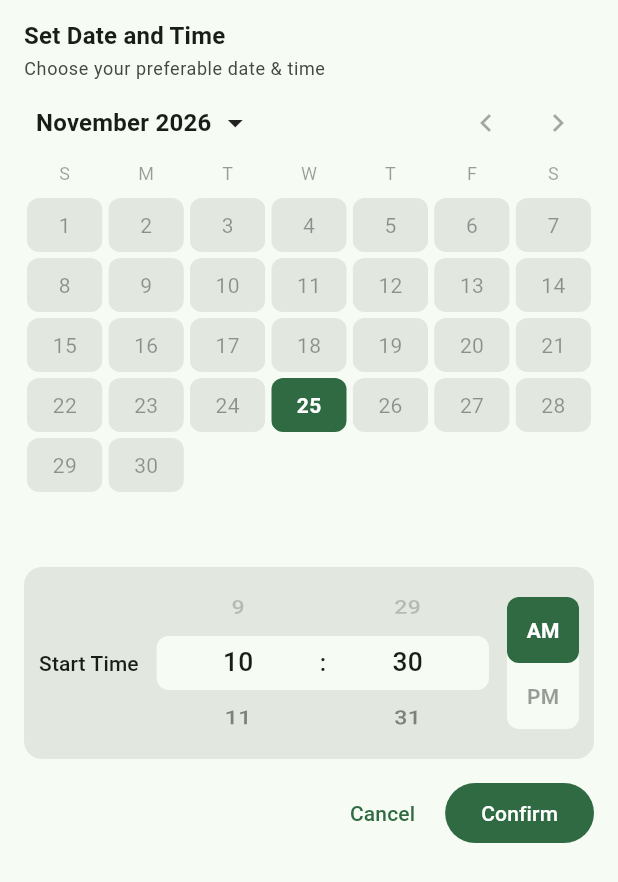
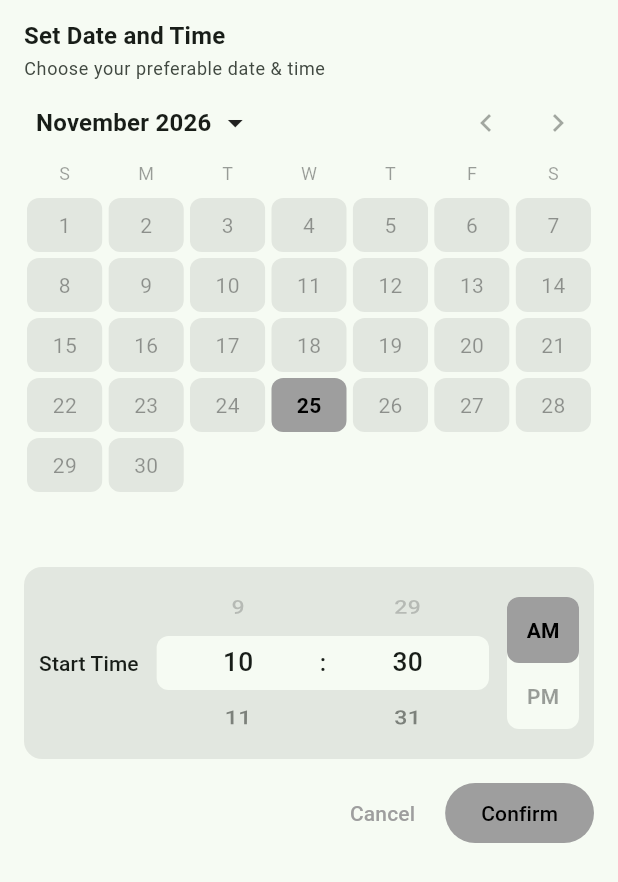
Before and after one commit to engromjanali/date_time_picker_sheet, a Flutter app: the DateTimePicker widget shown alone on an empty page, opened directly with empty values, on a phone screen of 412 x 824 dp. Shown: the top 882 px of the screen. Run offline on Flutter 3.47's test engine with Material 3 defaults, Android fonts, the phone set to English and light mode, and no system bars.

Commit message:
feat: add primaryColor to DateTimePickerConfig
- Optional per-picker selection colour, overriding the theme and DateTimePickerThemeData.selectedColor
- Text on it switches to white or black by brightness unless onSelectedColor is set
- Tests, README and CHANGELOG updated

```diff
--- a/lib/src/date_time_picker.dart
+++ b/lib/src/date_time_picker.dart
@@ -9,6 +9,7 @@ import 'date_time_picker_config.dart';
 import 'date_time_picker_labels.dart';
 import 'date_time_picker_result.dart';
 import 'picker_style.dart';
+import 'theme/date_time_picker_theme.dart';
 import 'time/time_picker.dart';
 import 'time/time_wheel.dart';
 
@@ -102,7 +103,8 @@ class _DateTimePickerState extends State<DateTimePicker> {
   Widget build(BuildContext context) {
     final ThemeData theme = Theme.of(context);
     final DateTimePickerLabels labels = widget.config.labels;
-    return ListenableBuilder(
+    final Color? primaryColor = widget.config.primaryColor;
+    final Widget picker = ListenableBuilder(
       listenable: _controller,
       builder: (BuildContext context, _) => Padding(
         padding: const EdgeInsets.fromLTRB(16, 12, 16, 12),
@@ -136,6 +138,22 @@ class _DateTimePickerState extends State<DateTimePicker> {
         ]),
       ),
     );
+    if (primaryColor == null) return picker;
+    return Theme(data: _withPrimaryColor(theme, primaryColor), child: picker);
+  }
+
+  ThemeData _withPrimaryColor(ThemeData theme, Color primaryColor) {
+    // Only the selection colours change; every other picker override the app set is kept.
+    final DateTimePickerThemeData current = theme.extension<DateTimePickerThemeData>() ?? const DateTimePickerThemeData();
+    final bool isDarkColor = ThemeData.estimateBrightnessForColor(primaryColor) == Brightness.dark;
+    final DateTimePickerThemeData picker = current.copyWith(
+      selectedColor: primaryColor,
+      onSelectedColor: current.onSelectedColor ?? (isDarkColor ? Colors.white : Colors.black),
+    );
+    return theme.copyWith(extensions: [
+      ...theme.extensions.values.where((ThemeExtension<dynamic> extension) => extension is! DateTimePickerThemeData),
+      picker,
+    ]);
   }
 }
 
--- a/lib/src/date_time_picker_config.dart
+++ b/lib/src/date_time_picker_config.dart
@@ -1,4 +1,5 @@
 import 'dart:async';
+import 'dart:ui' show Color;
 
 import 'date_time_picker_labels.dart';
 import 'date_time_picker_result.dart';
@@ -24,11 +25,13 @@ class DateTimePickerConfig {
   // Returning a message keeps the picker open and shows it; null lets the picker close.
   final DateTimePickerValidator? validator;
   final DateTimePickerLabels labels;
+  // Overrides the theme's selection colour for this picker only.
+  final Color? primaryColor;
 
   const DateTimePickerConfig({
     this.mode = DateTimePickerMode.single, this.initialStart, this.initialEnd, this.firstDate, this.lastDate,
     this.allowPast = false, this.startNowOnly = false, this.todayOnly = false, this.use24HourFormat, this.minuteInterval = 1,
-    this.showNowAction = false, this.validator, this.labels = const DateTimePickerLabels(),
+    this.showNowAction = false, this.validator, this.labels = const DateTimePickerLabels(), this.primaryColor,
   }) : assert(minuteInterval > 0 && 60 % minuteInterval == 0, 'minuteInterval must divide 60'),
        assert(!allowPast || !startNowOnly, 'allowPast and startNowOnly cannot be combined'),
        assert(!startNowOnly || mode == DateTimePickerMode.range, 'startNowOnly applies to range mode only'),
@@ -40,4 +43,4 @@ class DateTimePickerConfig {
 // SUMMARY
 // Everything that shapes one picker: single or range mode, opening values, date bounds, whether past times
 // are allowed, start-now and today-only rules, time format and step, the now action, an optional async
-// validator and the labels.
+// validator, the labels and an optional primary colour.
```
Also changed, not shown: 3 other files.
